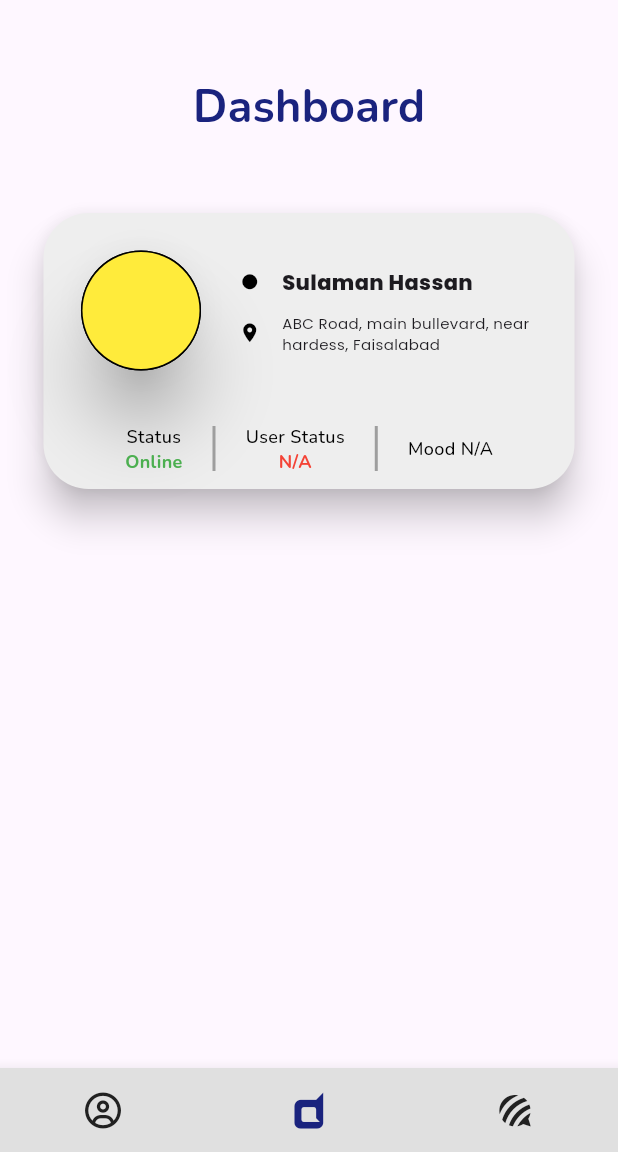
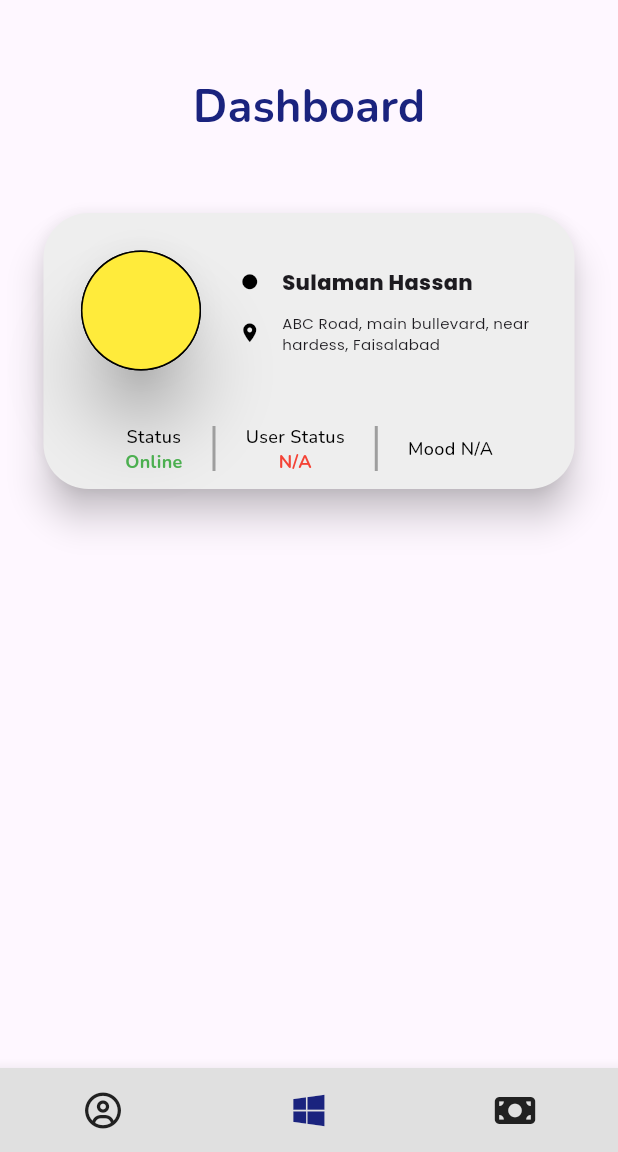
Before and after one commit to salmanmani167/EduBridge_flutter_app, a Flutter app: the HomePage screen opened directly, on a phone screen of 412 x 824 dp, the part 84-1236 px from its top. Run offline on Flutter 3.47's test engine with Material 3 defaults, Android fonts, the phone set to English and light mode, and no system bars; drawn by our look-alikes of animated_bottom_navigation_bar, circular_profile_avatar; our stand-ins replace flutter_sizer, font_awesome_flutter, getwidget, google_fonts, page_transition, rounded_loading_button_plus.

Commit message:
icon changes

```diff
--- a/lib/Views/Form/funding_form.dart
+++ b/lib/Views/Form/funding_form.dart
@@ -257,7 +257,7 @@ class _FypFundingFormState extends State<FundingForm> {
                               items: [
                                 "Muhammad Ali",
                                 "Arsal",
-                                "Muhammad Awais"
+                                "Muhammad Awais",
                                 "Muhammad Sulaman"
                               ],
                               value: _SelectedDonor,
--- a/lib/Views/Homepage/home_page.dart
+++ b/lib/Views/Homepage/home_page.dart
@@ -24,8 +24,8 @@ class _HomePageState extends State<HomePage> {
 
   List<IconData> iconslist = [
     FontAwesomeIcons.circleUser,
-    FontAwesomeIcons.dashcube,
-    FontAwesomeIcons.forumbee
+    FontAwesomeIcons.windows,
+    FontAwesomeIcons.moneyBill
   ];
 
   int page = 1;
```
